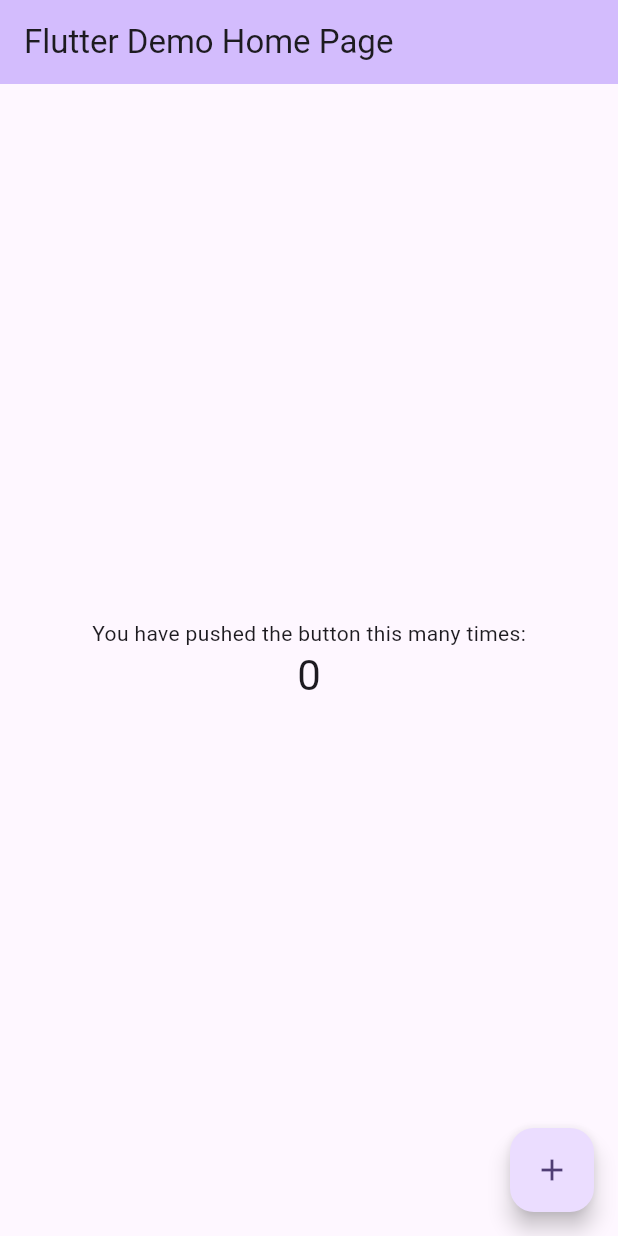
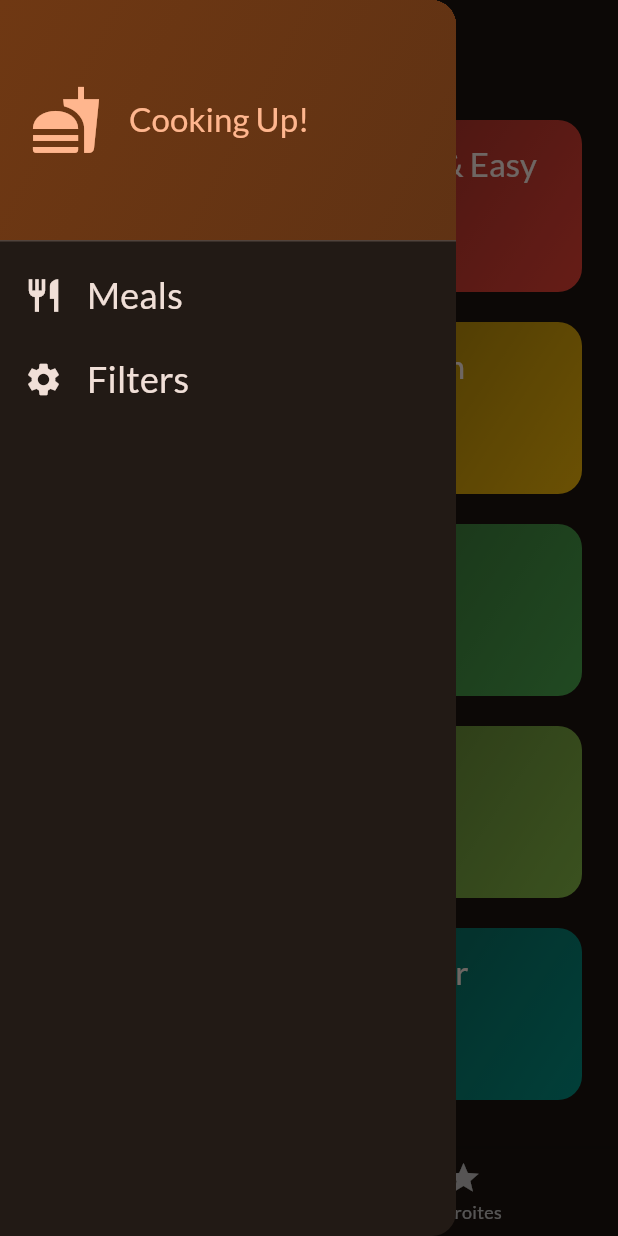
Before and after one commit to mzain7/Flutter, a Flutter app: the screen it shows after launch, with the side drawer open (before the commit the screen has no drawer), on a phone screen of 412 x 824 dp. Run offline on Flutter 3.47's test engine with Material 2 defaults, Android fonts, the phone set to English and light mode, and no system bars; our stand-ins replace google_fonts.

Commit message:
error fixed

```diff
--- /dev/null
+++ b/food_app/lib/data/dummy_data.dart
@@ -0,0 +1,409 @@
+import 'package:flutter/material.dart';
+
+import 'package:food_app/model/category.dart';
+import 'package:food_app/model/meal.dart';
+
+// Constants in Dart should be written in lowerCamelcase.
+const availableCategories = [
+  Category(
+    id: 'c1',
+    title: 'Italian',
+    color: Colors.purple,
+  ),
+  Category(
+    id: 'c2',
+    title: 'Quick & Easy',
+    color: Colors.red,
+  ),
+  Category(
+    id: 'c3',
+    title: 'Hamburgers',
+    color: Colors.orange,
+  ),
+  Category(
+    id: 'c4',
+    title: 'German',
+    color: Colors.amber,
+  ),
+  Category(
+    id: 'c5',
+    title: 'Light & Lovely',
+    color: Colors.blue,
+  ),
+  Category(
+    id: 'c6',
+    title: 'Exotic',
+    color: Colors.green,
+  ),
+  Category(
+    id: 'c7',
+    title: 'Breakfast',
+    color: Colors.lightBlue,
+  ),
+  Category(
+    id: 'c8',
+    title: 'Asian',
+    color: Colors.lightGreen,
+  ),
+  Category(
+    id: 'c9',
+    title: 'French',
+    color: Colors.pink,
+  ),
+  Category(
+    id: 'c10',
+    title: 'Summer',
+    color: Colors.teal,
+  ),
+];
+
+const dummyMeals = [
+  Meal(
+    id: 'm1',
+    categories: [
+      'c1',
+      'c2',
+    ],
+    title: 'Spaghetti with Tomato Sauce',
+    affordability: Affordability.affordable,
+    complexity: Complexity.simple,
+    imageUrl:
+        'https://upload.wikimedia.org/wikipedia/commons/thumb/2/20/Spaghetti_Bolognese_mit_Parmesan_oder_Grana_Padano.jpg/800px-Spaghetti_Bolognese_mit_Parmesan_oder_Grana_Padano.jpg',
+    duration: 20,
+    ingredients: [
+      '4 Tomatoes',
+      '1 Tablespoon of Olive Oil',
+      '1 Onion',
+      '250g Spaghetti',
+      'Spices',
+      'Cheese (optional)'
+    ],
+    steps: [
+      'Cut the tomatoes and the onion into small pieces.',
+      'Boil some water - add salt to it once it boils.',
+      'Put the spaghetti into the boiling water - they should be done in about 10 to 12 minutes.',
+      'In the meantime, heaten up some olive oil and add the cut onion.',
+      'After 2 minutes, add the tomato pieces, salt, pepper and your other spices.',
+      'The sauce will be done once the spaghetti are.',
+      'Feel free to add some cheese on top of the finished dish.'
+    ],
+    isGlutenFree: false,
+    isVegan: true,
+    isVegetarian: true,
+    isLactoseFree: true,
+  ),
+  Meal(
+    id: 'm2',
+    categories: [
+      'c2',
+    ],
+    title: 'Toast Hawaii',
+    affordability: Affordability.affordable,
+    complexity: Complexity.simple,
+    imageUrl:
+        'https://cdn.pixabay.com/photo/2018/07/11/21/51/toast-3532016_1280.jpg',
+    duration: 10,
+    ingredients: [
+      '1 Slice White Bread',
+      '1 Slice Ham',
+      '1 Slice Pineapple',
+      '1-2 Slices of Cheese',
+      'Butter'
+    ],
+    steps: [
+      'Butter one side of the white bread',
+      'Layer ham, the pineapple and cheese on the white bread',
+      'Bake the toast for round about 10 minutes in the oven at 200°C'
+    ],
+    isGlutenFree: false,
+    isVegan: false,
+    isVegetarian: false,
+    isLactoseFree: false,
+  ),
+  Meal(
+    id: 'm3',
+    categories: [
+      'c2',
+      'c3',
+    ],
+    title: 'Classic Hamburger',
+    affordability: Affordability.pricey,
+    complexity: Complexity.simple,
+    imageUrl:
+        'https://cdn.pixabay.com/photo/2014/10/23/18/05/burger-500054_1280.jpg',
+    duration: 45,
+    ingredients: [
+      '300g Cattle Hack',
+      '1 Tomato',
+      '1 Cucumber',
+      '1 Onion',
+      'Ketchup',
+      '2 Burger Buns'
+    ],
+    steps: [
+      'Form 2 patties',
+      'Fry the patties for c. 4 minutes on each side',
+      'Quickly fry the buns for c. 1 minute on each side',
+      'Bruch buns with ketchup',
+      'Serve burger with tomato, cucumber and onion'
+    ],
+    isGlutenFree: false,
+    isVegan: false,
+    isVegetarian: false,
+    isLactoseFree: true,
+  ),
+  Meal(
+    id: 'm4',
+    categories: [
+      'c4',
+    ],
+    title: 'Wiener Schnitzel',
+    affordability: Affordability.luxurious,
+    complexity: Complexity.challenging,
+    imageUrl:
+        'https://cdn.pixabay.com/photo/2018/03/31/19/29/schnitzel-3279045_1280.jpg',
+    duration: 60,
+    ingredients: [
+      '8 Veal Cutlets',
+      '4 Eggs',
+      '200g Bread Crumbs',
+      '100g Flour',
+      '300ml Butter',
+      '100g Vegetable Oil',
+      'Salt',
+      'Lemon Slices'
+    ],
+    steps: [
+      'Tenderize the veal to about 2–4mm, and salt on both sides.',
+      'On a flat plate, stir the eggs briefly with a fork.',
+      'Lightly coat the cutlets in flour then dip into the egg, and finally, coat in breadcrumbs.',
+      'Heat the butter and oil in a large pan (allow the fat to get very hot) and fry the schnitzels until golden brown on both sides.',
+      'Make sure to toss the pan regularly so that the schnitzels are surrounded by oil and the crumbing becomes ‘fluffy’.',
+      'Remove, and drain on kitchen paper. Fry the parsley in the remaining oil and drain.',
+      'Place the schnitzels on awarmed plate and serve garnishedwith parsley and slices of lemon.'
+    ],
+    isGlutenFree: false,
+    isVegan: false,
+    isVegetarian: false,
+    isLactoseFree: false,
+  ),
+  Meal(
+    id: 'm5',
+    categories: [
+      'c2'
+          'c5',
+      'c10',
+    ],
+    title: 'Salad with Smoked Salmon',
+    affordability: Affordability.luxurious,
+    complexity: Complexity.simple,
+    imageUrl:
+        'https://cdn.pixabay.com/photo/2016/10/25/13/29/smoked-salmon-salad-1768890_1280.jpg',
+    duration: 15,
+    ingredients: [
+      'Arugula',
+      'Lamb\'s Lettuce',
+      'Parsley',
+      'Fennel',
+      '200g Smoked Salmon',
+      'Mustard',
+      'Balsamic Vinegar',
+      'Olive Oil',
+      'Salt and Pepper'
+    ],
+    steps: [
+      'Wash and cut salad and herbs',
+      'Dice the salmon',
+      'Process mustard, vinegar and olive oil into a dessing',
+      'Prepare the salad',
+      'Add salmon cubes and dressing'
+    ],
+    isGlutenFree: true,
+    isVegan: false,
+    isVegetarian: true,
+    isLactoseFree: true,
+  ),
+  Meal(
+    id: 'm6',
+    categories: [
+      'c6',
+      'c10',
+    ],
+    title: 'Delicious Orange Mousse',
+    affordability: Affordability.affordable,
+    complexity: Complexity.hard,
+    imageUrl:
+        'https://cdn.pixabay.com/photo/2017/05/01/05/18/pastry-2274750_1280.jpg',
+    duration: 240,
+    ingredients: [
+      '4 Sheets of Gelatine',
+      '150ml Orange Juice',
+      '80g Sugar',
+      '300g Yoghurt',
+      '200g Cream',
+      'Orange Peel',
+    ],
+    steps: [
+      'Dissolve gelatine in pot',
+      'Add orange juice and sugar',
+      'Take pot off the stove',
+      'Add 2 tablespoons of yoghurt',
+      'Stir gelatin under remaining yoghurt',
+      'Cool everything down in the refrigerator',
+      'Whip the cream and lift it under die orange mass',
+      'Cool down again for at least 4 hours',
+      'Serve with orange peel',
+    ],
+    isGlutenFree: true,
+    isVegan: false,
+    isVegetarian: true,
+    isLactoseFree: false,
+  ),
+  Meal(
+    id: 'm7',
+    categories: [
+      'c7',
+    ],
+    title: 'Pancakes',
+    affordability: Affordability.affordable,
+    complexity: Complexity.simple,
+    imageUrl:
+        'https://cdn.pixabay.com/photo/2018/07/10/21/23/pancake-3529653_1280.jpg',
+    duration: 20,
+    ingredients: [
+      '1 1/2 Cups all-purpose Flour',
+      '3 1/2 Teaspoons Baking Powder',
+      '1 Teaspoon Salt',
+      '1 Tablespoon White Sugar',
+      '1 1/4 cups Milk',
+      '1 Egg',
+      '3 Tablespoons Butter, melted',
+    ],
+    steps: [
+      'In a large bowl, sift together the flour, baking powder, salt and sugar.',
+      'Make a well in the center and pour in the milk, egg and melted butter; mix until smooth.',
+      'Heat a lightly oiled griddle or frying pan over medium high heat.',
+      'Pour or scoop the batter onto the griddle, using approximately 1/4 cup for each pancake. Brown on both sides and serve hot.'
+    ],
+    isGlutenFree: true,
+    isVegan: false,
+    isVegetarian: true,
+    isLactoseFree: false,
+  ),
+  Meal(
+    id: 'm8',
+    categories: [
+      'c8',
+    ],
+    title: 'Creamy Indian Chicken Curry',
+    affordability: Affordability.pricey,
+    complexity: Complexity.challenging,
+    imageUrl:
+        'https://cdn.pixabay.com/photo/2018/06/18/16/05/indian-food-3482749_1280.jpg',
+    duration: 35,
+    ingredients: [
+      '4 Chicken Breasts',
+      '1 Onion',
+      '2 Cloves of Garlic',
+      '1 Piece of Ginger',
+      '4 Tablespoons Almonds',
+      '1 Teaspoon Cayenne Pepper',
+      '500ml Coconut Milk',
+    ],
+    steps: [
+      'Slice and fry the chicken breast',
+      'Process onion, garlic and ginger into paste and sauté everything',
+      'Add spices and stir fry',
+      'Add chicken breast + 250ml of water and cook everything for 10 minutes',
+      'Add coconut milk',
+      'Serve with rice'
+    ],
+    isGlutenFree: true,
+    isVegan: false,
+    isVegetarian: false,
+    isLactoseFree: true,
+  ),
+  Meal(
+    id: 'm9',
+    categories: [
+      'c9',
+    ],
+    title: 'Chocolate Souffle',
+    affordability: Affordability.affordable,
+    complexity: Complexity.hard,
+    imageUrl:
+        'https://cdn.pixabay.com/photo/2014/08/07/21/07/souffle-412785_1280.jpg',
+    duration: 45,
+    ingredients: [
+      '1 Teaspoon melted Butter',
+      '2 Tablespoons white Sugar',
+      '2 Ounces 70% dark Chocolate, broken into pieces',
+      '1 Tablespoon Butter',
+      '1 Tablespoon all-purpose Flour',
+      '4 1/3 tablespoons cold Milk',
+      '1 Pinch Salt',
+      '1 Pinch Cayenne Pepper',
+      '1 Large Egg Yolk',
+      '2 Large Egg Whites',
+      '1 Pinch Cream of Tartar',
+      '1 Tablespoon white Sugar',
+    ],
+    steps: [
+      'Preheat oven to 190°C. Line a rimmed baking sheet with parchment paper.',
+      'Brush bottom and sides of 2 ramekins lightly with 1 teaspoon melted butter; cover bottom and sides right up to the rim.',
+      'Add 1 tablespoon white sugar to ramekins. Rotate ramekins until sugar coats all surfaces.',
+      'Place chocolate pieces in a metal mixing bowl.',
+      'Place bowl over a pan of about 3 cups hot water over low heat.',
+      'Melt 1 tablespoon butter in a skillet over medium heat. Sprinkle in flour. Whisk until flour is incorporated into butter and mixture thickens.',
+      'Whisk in cold milk until mixture becomes smooth and thickens. Transfer mixture to bowl with melted chocolate.',
+      'Add salt and cayenne pepper. Mix together thoroughly. Add egg yolk and mix to combine.',
+      'Leave bowl above the hot (not simmering) water to keep chocolate warm while you whip the egg whites.',
+      'Place 2 egg whites in a mixing bowl; add cream of tartar. Whisk until mixture begins to thicken and a drizzle from the whisk stays on the surface about 1 second before disappearing into the mix.',
+      'Add 1/3 of sugar and whisk in. Whisk in a bit more sugar about 15 seconds.',
+      'whisk in the rest of the sugar. Continue whisking until mixture is about as thick as shaving cream and holds soft peaks, 3 to 5 minutes.',
+      'Transfer a little less than half of egg whites to chocolate.',
+      'Mix until egg whites are thoroughly incorporated into the chocolate.',
+      'Add the rest of the egg whites; gently fold into the chocolate with a spatula, lifting from the bottom and folding over.',
+      'Stop mixing after the egg white disappears. Divide mixture between 2 prepared ramekins. Place ramekins on prepared baking sheet.',
+      'Bake in preheated oven until scuffles are puffed and have risen above the top of the rims, 12 to 15 minutes.',
+    ],
+    isGlutenFree: true,
+    isVegan: false,
+    isVegetarian: true,
+    isLactoseFree: false,
+  ),
+  Meal(
+    id: 'm10',
+    categories: [
+      'c2',
+      'c5',
+      'c10',
+    ],
+    title: 'Asparagus Salad with Cherry Tomatoes',
+    affordability: Affordability.luxurious,
+    complexity: Complexity.simple,
+    imageUrl:
+        'https://cdn.pixabay.com/photo/2018/04/09/18/26/asparagus-3304997_1280.jpg',
+    duration: 30,
+    ingredients: [
+      'White and Green Asparagus',
+      '30g Pine Nuts',
+      '300g Cherry Tomatoes',
+      'Salad',
+      'Salt, Pepper and Olive Oil'
+    ],
+    steps: [
+      'Wash, peel and cut the asparagus',
+      'Cook in salted water',
+      'Salt and pepper the asparagus',
+      'Roast the pine nuts',
+      'Halve the tomatoes',
+      'Mix with asparagus, salad and dressing',
+      'Serve with Baguette'
+    ],
+    isGlutenFree: true,
+    isVegan: true,
+    isVegetarian: true,
+    isLactoseFree: true,
+  ),
+];
--- a/food_app/lib/main.dart
+++ b/food_app/lib/main.dart
@@ -1,125 +1,30 @@
 import 'package:flutter/material.dart';
+import 'package:food_app/screens/categories.dart';
+import 'package:food_app/screens/tabs.dart';
+
+import 'package:google_fonts/google_fonts.dart';
+
+final theme = ThemeData(
+  useMaterial3: true,
+  colorScheme: ColorScheme.fromSeed(
+    brightness: Brightness.dark,
+    seedColor: const Color.fromARGB(255, 131, 57, 0),
+  ),
+  textTheme: GoogleFonts.latoTextTheme(),
+);
 
 void main() {
-  runApp(const MyApp());
+  runApp(const App());
 }
 
-class MyApp extends StatelessWidget {
-  const MyApp({super.key});
+class App extends StatelessWidget {
+  const App({super.key});
 
-  // This widget is the root of your application.
   @override
   Widget build(BuildContext context) {
     return MaterialApp(
-      title: 'Flutter Demo',
-      theme: ThemeData(
-        // This is the theme of your application.
-        //
-        // TRY THIS: Try running your application with "flutter run". You'll see
-        // the application has a blue toolbar. Then, without quitting the app,
-        // try changing the seedColor in the colorScheme below to Colors.green
-        // and then invoke "hot reload" (save your changes or press the "hot
-        // reload" button in a Flutter-supported IDE, or press "r" if you used
-        // the command line to start the app).
-        //
-        // Notice that the counter didn't reset back to zero; the application
-        // state is not lost during the reload. To reset the state, use hot
-        // restart instead.
-        //
-        // This works for code too, not just values: Most code changes can be
-        // tested with just a hot reload.
-        colorScheme: ColorScheme.fromSeed(seedColor: Colors.deepPurple),
-        useMaterial3: true,
-      ),
-      home: const MyHomePage(title: 'Flutter Demo Home Page'),
+      theme: theme,
+      home: const TabsScreen(),
     );
   }
 }
-
-class MyHomePage extends StatefulWidget {
-  const MyHomePage({super.key, required this.title});
-
-  // This widget is the home page of your application. It is stateful, meaning
-  // that it has a State object (defined below) that contains fields that affect
-  // how it looks.
-
-  // This class is the configuration for the state. It holds the values (in this
-  // case the title) provided by the parent (in this case the App widget) and
-  // used by the build method of the State. Fields in a Widget subclass are
-  // always marked "final".
-
-  final String title;
-
-  @override
-  State<MyHomePage> createState() => _MyHomePageState();
-}
-
-class _MyHomePageState extends State<MyHomePage> {
-  int _counter = 0;
-
-  void _incrementCounter() {
-    setState(() {
-      // This call to setState tells the Flutter framework that something has
-      // changed in this State, which causes it to rerun the build method below
-      // so that the display can reflect the updated values. If we changed
-      // _counter without calling setState(), then the build method would not be
-      // called again, and so nothing would appear to happen.
-      _counter++;
-    });
-  }
-
-  @override
-  Widget build(BuildContext context) {
-    // This method is rerun every time setState is called, for instance as done
-    // by the _incrementCounter method above.
-    //
-    // The Flutter framework has been optimized to make rerunning build methods
-    // fast, so that you can just rebuild anything that needs updating rather
-    // than having to individually change instances of widgets.
-    return Scaffold(
-      appBar: AppBar(
-        // TRY THIS: Try changing the color here to a specific color (to
-        // Colors.amber, perhaps?) and trigger a hot reload to see the AppBar
-        // change color while the other colors stay the same.
-        backgroundColor: Theme.of(context).colorScheme.inversePrimary,
-        // Here we take the value from the MyHomePage object that was created by
-        // the App.build method, and use it to set our appbar title.
-        title: Text(widget.title),
-      ),
-      body: Center(
-        // Center is a layout widget. It takes a single child and positions it
-        // in the middle of the parent.
-        child: Column(
-          // Column is also a layout widget. It takes a list of children and
-          // arranges them vertically. By default, it sizes itself to fit its
-          // children horizontally, and tries to be as tall as its parent.
-          //
-          // Column has various properties to control how it sizes itself and
-          // how it positions its children. Here we use mainAxisAlignment to
-          // center the children vertically; the main axis here is the vertical
-          // axis because Columns are vertical (the cross axis would be
-          // horizontal).
-          //
-          // TRY THIS: Invoke "debug painting" (choose the "Toggle Debug Paint"
-          // action in the IDE, or press "p" in the console), to see the
-          // wireframe for each widget.
-          mainAxisAlignment: MainAxisAlignment.center,
-          children: <Widget>[
-            const Text(
-              'You have pushed the button this many times:',
-            ),
-            Text(
-              '$_counter',
-              style: Theme.of(context).textTheme.headlineMedium,
-            ),
-          ],
-        ),
-      ),
-      floatingActionButton: FloatingActionButton(
-        onPressed: _incrementCounter,
-        tooltip: 'Increment',
-        child: const Icon(Icons.add),
-      ), // This trailing comma makes auto-formatting nicer for build methods.
-    );
-  }
-}
--- /dev/null
+++ b/food_app/lib/model/category.dart
@@ -0,0 +1,12 @@
+import 'package:flutter/material.dart';
+
+class Category {
+  final String id, title;
+  final Color color;
+
+  const Category({
+    required this.id,
+    required this.title,
+    this.color = Colors.orange,
+  });
+}
--- /dev/null
+++ b/food_app/lib/widgets/main_drawer.dart
@@ -0,0 +1,83 @@
+import 'package:flutter/material.dart';
+
+class MainDrawer extends StatelessWidget {
+  const MainDrawer({super.key, required this.onSelectScreen});
+
+  final void Function(String identifier) onSelectScreen;
+
+  @override
+  Widget build(BuildContext context) {
+    return Drawer(
+      child: Column(
+        children: [
+          DrawerHeader(
+            padding: const EdgeInsets.all(20),
+            decoration: BoxDecoration(
+              gradient: LinearGradient(
+                colors: [
+                  Theme.of(context).colorScheme.primaryContainer,
+                  Theme.of(context)
+                      .colorScheme
+                      .primaryContainer
+                      .withOpacity(0.8),
+                ],
+                begin: Alignment.topLeft,
+                end: Alignment.bottomRight,
+              ),
+            ),
+            child: Row(
+              children: [
+                Icon(
+                  Icons.fastfood,
+                  size: 48,
+                  color: Theme.of(context).colorScheme.primary,
+                ),
+                const SizedBox(width: 18),
+                Text(
+                  'Cooking Up!',
+                  style: Theme.of(context).textTheme.titleLarge!.copyWith(
+                        color: Theme.of(context).colorScheme.primary,
+                      ),
+                ),
+              ],
+            ),
+          ),
+          ListTile(
+            leading: Icon(
+              Icons.restaurant,
+              size: 26,
+              color: Theme.of(context).colorScheme.onBackground,
+            ),
+            title: Text(
+              'Meals',
+              style: Theme.of(context).textTheme.titleSmall!.copyWith(
+                    color: Theme.of(context).colorScheme.onBackground,
+                    fontSize: 24,
+                  ),
+            ),
+            onTap: () {
+              onSelectScreen('meals');
+            },
+          ),
+          ListTile(
+            leading: Icon(
+              Icons.settings,
+              size: 26,
+              color: Theme.of(context).colorScheme.onBackground,
+            ),
+            title: Text(
+              'Filters',
+              style: Theme.of(context).textTheme.titleSmall!.copyWith(
+                    color: Theme.of(context).colorScheme.onBackground,
+                    fontSize: 24,
+                  ),
+            ),
+            onTap: () {
+              onSelectScreen('filters');
+            },
+          ),
+        ],
+      ),
+    );
+  }
+}
```
